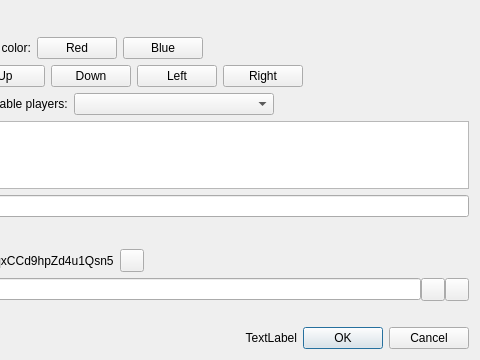
First picture: the form in src/qt/forms/configurenamedialog.ui, repository chronokings/huntercoin, before the edit; both pictures show x 207 to 687 and y 0 to 360 of the 687 by 360 pixel window.
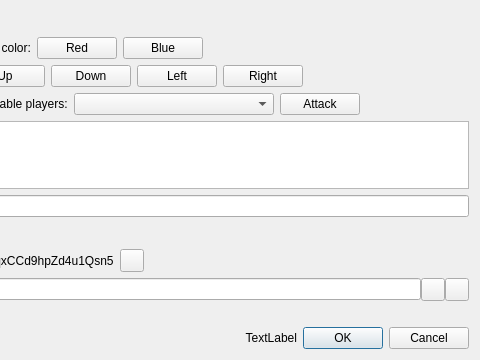
Second picture: the form after the edit. Icons and pictures are not drawn. Custom widgets are drawn as their Qt base class.

```diff
--- a/src/qt/forms/configurenamedialog.ui
+++ b/src/qt/forms/configurenamedialog.ui
@@ -424,6 +424,13 @@
            </property>
           </widget>
          </item>
+         <item>
+          <widget class="QPushButton" name="attackButton">
+           <property name="text">
+            <string>Attack</string>
+           </property>
+          </widget>
+         </item>
          <item>
           <spacer name="horizontalSpacer_4">
            <property name="orientation">
```
